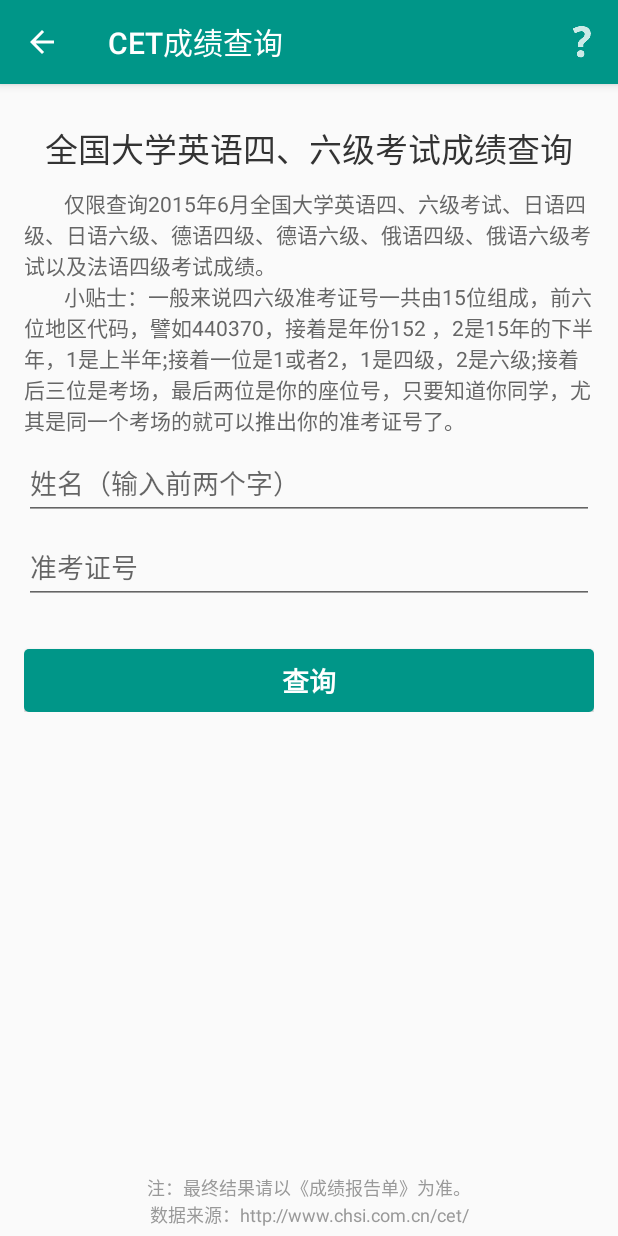
After one commit to chocolate213/CampusHelper, an Android app: the CETActivity screen opened directly, with no data from a screen before it, on a phone screen of 412 x 824 dp. The commit adds this screen. Run offline under Robolectric (Android 15) with nearby library versions, the phone set to English and light mode, and no system bars; our stand-ins replace ButterKnife; libraries missing offline, so code that uses them is left out: com.lzy.okgo; 2 statements that could not run were skipped.

Commit message:
finish all

```diff
--- a/app/build.gradle
+++ b/app/build.gradle
@@ -49,4 +49,6 @@ dependencies {
     compile 'com.android.support:recyclerview-v7:25.2.0'
     testCompile 'junit:junit:4.12'
     annotationProcessor 'com.jakewharton:butterknife-compiler:8.5.1'
+    compile group: 'joda-time', name: 'joda-time', version: '2.9.9'
+
 }
--- a/app/src/main/java/cn/jxzhang/campushelper/ui/WelcomeActivity.java
+++ b/app/src/main/java/cn/jxzhang/campushelper/ui/WelcomeActivity.java
@@ -45,7 +45,7 @@ public class WelcomeActivity extends Activity {
             switch (msg.what) {
                 case GOTO_MAIN_ACTIVITY:
                     Intent intent = new Intent();
-                    intent.setClass(WelcomeActivity.this, MainActivity.class);
+                    intent.setClass(WelcomeActivity.this, LoginActivity.class);
                     startActivity(intent);
                     finish();
                     break;
--- a/app/src/main/java/cn/jxzhang/campushelper/ui/navigation/MeFragment.java
+++ b/app/src/main/java/cn/jxzhang/campushelper/ui/navigation/MeFragment.java
@@ -1,8 +1,10 @@
 package cn.jxzhang.campushelper.ui.navigation;
 
+import android.app.Activity;
 import android.app.AlertDialog;
 import android.content.DialogInterface;
 import android.content.Intent;
+import android.content.SharedPreferences;
 import android.net.Uri;
 import android.os.Bundle;
 import android.support.v4.app.Fragment;
@@ -61,10 +63,6 @@ public class MeFragment extends Fragment {
         ButterKnife.bind(this, inflate);
         // Inflate the layout for this fragment
         return inflate;
-    }
-
-    public void actionAccount() {
-
     }
 
     @OnClick(R.id.action_setting)
--- /dev/null
+++ b/app/src/main/java/cn/jxzhang/campushelper/ui/query/CETActivity.java
@@ -0,0 +1,44 @@
+package cn.jxzhang.campushelper.ui.query;
+
+import android.content.Intent;
+import android.os.Bundle;
+import android.view.Menu;
+import android.view.MenuItem;
+
+import cn.jxzhang.campushelper.R;
+import cn.jxzhang.campushelper.base.BaseAppCompatActivity;
+
+public class CETActivity extends BaseAppCompatActivity {
+
+    @Override
+    protected void onCreate(Bundle savedInstanceState) {
+        super.onCreate(savedInstanceState);
+        setActionBarTitle("CET成绩查询");
+    }
+
+    @Override
+    protected int getContentView() {
+        return R.layout.activity_cet;
+    }
+
+    @Override
+    public boolean onCreateOptionsMenu(Menu menu) {
+        getMenuInflater().inflate(R.menu.menu_cetsearcher, menu);
+        return true;
+    }
+
+    public boolean onOptionsItemSelected(MenuItem item) {
+        switch (item.getItemId()){
+            case android.R.id.home:
+                finish();
+                break;
+            case R.id.cet_searcher_item:
+                Intent intent = new Intent(this,CETInfoActivity.class);
+                startActivity(intent);
+                break;
+            default:
+                break;
+        }
+        return super.onOptionsItemSelected(item);
+    }
+}
--- /dev/null
+++ b/app/src/main/res/layout/activity_cet.xml
@@ -0,0 +1,92 @@
+<LinearLayout xmlns:android="http://schemas.android.com/apk/res/android"
+    android:layout_width="match_parent"
+    android:layout_height="match_parent"
+    android:orientation="vertical"
+    android:paddingLeft="@dimen/activity_horizontal_margin"
+    android:paddingRight="@dimen/activity_horizontal_margin"
+    android:paddingTop="@dimen/activity_vertical_margin"
+    android:weightSum="1">
+
+    <TextView
+        android:layout_width="wrap_content"
+        android:layout_height="wrap_content"
+        android:layout_gravity="center_horizontal"
+        android:layout_marginTop="10dp"
+        android:text="全国大学英语四、六级考试成绩查询"
+        android:textColor="#333333"
+        android:textSize="22sp" />
+
+    <ScrollView
+        android:id="@+id/cet_search_form"
+        android:layout_width="match_parent"
+        android:layout_height="wrap_content"
+        android:visibility="visible">
+
+        <LinearLayout
+            android:layout_width="match_parent"
+            android:layout_height="wrap_content"
+            android:gravity="center_horizontal|center_vertical"
+            android:orientation="vertical"
+            android:focusable="true"
+            android:focusableInTouchMode="true">
+
+            <TextView
+                android:layout_width="wrap_content"
+                android:layout_height="wrap_content"
+                android:layout_gravity="center_horizontal"
+                android:layout_marginTop="10dp"
+                android:text="\t\t仅限查询2015年6月全国大学英语四、六级考试、日语四级、日语六级、德语四级、德语六级、俄语四级、俄语六级考试以及法语四级考试成绩。\n\t\t小贴士：一般来说四六级准考证号一共由15位组成，前六位地区代码，譬如440370，接着是年份152 ，2是15年的下半年，1是上半年;接着一位是1或者2，1是四级，2是六级;接着后三位是考场，最后两位是你的座位号，只要知道你同学，尤其是同一个考场的就可以推出你的准考证号了。"
+                android:textColor="#666666"
+                android:textSize="14sp" />
+
+            <android.support.design.widget.TextInputLayout
+                android:layout_width="match_parent"
+                android:layout_height="wrap_content">
+
+                <EditText
+                    android:id="@+id/cet_name"
+                    android:layout_width="match_parent"
+                    android:layout_height="wrap_content"
+                    android:hint="姓名（输入前两个字）"
+                    android:drawablePadding="10dp"
+                    android:inputType="number"
+                    android:maxLines="1" />
+            </android.support.design.widget.TextInputLayout>
+
+            <android.support.design.widget.TextInputLayout
+                android:layout_width="match_parent"
+                android:layout_height="wrap_content">
+                <EditText
+                    android:id="@+id/cet_num"
+                    android:layout_width="match_parent"
+                    android:layout_height="wrap_content"
+                    android:hint="准考证号"
+                    android:drawablePadding="10dp"
+                    android:inputType="text"
+                    android:maxLines="1" />
+            </android.support.design.widget.TextInputLayout>
+
+            <!-- 查询按钮 -->
+            <Button
+                android:id="@+id/login_button"
+                style="?android:textAppearanceMedium"
+                android:layout_width="match_parent"
+                android:layout_below="@id/cet_num"
+                android:layout_height="42dp"
+                android:layout_marginTop="30dp"
+                android:background="@drawable/button_common"
+                android:text="查询"
+                android:textColor="@android:color/white"
+                android:textStyle="bold" />
+        </LinearLayout>
+    </ScrollView>
+
+    <TextView
+        android:layout_width="match_parent"
+        android:layout_height="match_parent"
+        android:layout_marginBottom="5dp"
+        android:gravity="center_horizontal|bottom"
+        android:text="注：最终结果请以《成绩报告单》为准。\n数据来源：http://www.chsi.com.cn/cet/"
+        android:textColor="#999999"
+        android:textSize="12sp" />
+</LinearLayout>
--- a/app/src/main/res/layout/activity_forget_password_input_password.xml
+++ b/app/src/main/res/layout/activity_forget_password_input_password.xml
@@ -40,7 +40,6 @@
                 android:layout_width="match_parent"
                 android:layout_height="wrap_content"
                 android:hint="@string/prompt_forget_password_password"
-                android:text="123456"
                 android:drawablePadding="10dp"
                 android:drawableStart="@drawable/biz_icon_password"
                 android:inputType="textPassword"
@@ -59,7 +58,6 @@
                 android:drawableStart="@drawable/biz_icon_confirm_password"
                 android:hint="@string/prompt_forget_password_confirm_password"
                 android:drawablePadding="10dp"
-                android:text="123456"
                 android:inputType="textPassword"
                 android:maxLines="1" />
         </android.support.design.widget.TextInputLayout>
--- a/app/src/main/res/layout/activity_login.xml
+++ b/app/src/main/res/layout/activity_login.xml
@@ -20,8 +20,7 @@
         android:paddingRight="@dimen/activity_horizontal_margin"
         android:paddingTop="@dimen/activity_vertical_margin"
         android:focusable="true"
-        android:focusableInTouchMode="true"
-        tools:context="com.jxzhang.yourgrades.activity.LoginActivity">
+        android:focusableInTouchMode="true">
 
         <!-- Login Progress -->
         <LinearLayout
--- a/app/src/main/res/layout/activity_quite_mode.xml
+++ b/app/src/main/res/layout/activity_quite_mode.xml
@@ -82,7 +82,7 @@
                         android:paddingBottom="@dimen/menu_item_padding"
                         android:paddingTop="@dimen/menu_item_padding"
                         android:gravity="center_vertical"
-                        android:text="@string/menu_item_recv_msg"
+                        android:text="@string/text_start_time"
                         android:textColor="#ff333333"
                         android:textSize="@dimen/menu_item_text_size" />
                 </LinearLayout>
@@ -116,7 +116,7 @@
                         android:paddingBottom="@dimen/menu_item_padding"
                         android:paddingTop="@dimen/menu_item_padding"
                         android:gravity="center_vertical"
-                        android:text="@string/menu_item_recv_msg"
+                        android:text="@string/text_end_time"
                         android:textColor="#ff333333"
                         android:textSize="@dimen/menu_item_text_size" />
                 </LinearLayout>
--- a/app/src/main/res/layout/activity_regist_with_phone_input_password.xml
+++ b/app/src/main/res/layout/activity_regist_with_phone_input_password.xml
@@ -40,7 +40,6 @@
                 android:layout_width="match_parent"
                 android:layout_height="wrap_content"
                 android:hint="@string/prompt_password"
-                android:text="123456"
                 android:drawablePadding="10dp"
                 android:drawableStart="@drawable/biz_icon_password"
                 android:inputType="textPassword"
@@ -59,7 +58,6 @@
                 android:drawableStart="@drawable/biz_icon_confirm_password"
                 android:hint="@string/prompt_confirm_password"
                 android:drawablePadding="10dp"
-                android:text="123456"
                 android:inputType="textPassword"
                 android:maxLines="1" />
         </android.support.design.widget.TextInputLayout>
--- a/app/src/main/res/layout/activity_register_with_email.xml
+++ b/app/src/main/res/layout/activity_register_with_email.xml
@@ -40,7 +40,6 @@
                 android:id="@+id/register_username_edit"
                 android:layout_width="match_parent"
                 android:layout_height="wrap_content"
-                android:text="chocolate213"
                 android:hint="@string/prompt_username"
                 android:drawablePadding="10dp"
                 android:drawableStart="@drawable/biz_icon_user"
@@ -56,7 +55,6 @@
             <EditText
                 android:id="@+id/register_email_edit"
                 android:layout_width="match_parent"
-                android:text="528197008@qq.com"
                 android:layout_height="wrap_content"
                 android:hint="@string/prompt_email"
                 android:drawablePadding="10dp"
@@ -75,7 +73,6 @@
                 android:layout_width="match_parent"
                 android:layout_height="wrap_content"
                 android:hint="@string/prompt_password"
-                android:text="123456"
                 android:drawablePadding="10dp"
                 android:drawableStart="@drawable/biz_icon_password"
                 android:inputType="textPassword"
@@ -94,7 +91,6 @@
                 android:drawableStart="@drawable/biz_icon_confirm_password"
                 android:hint="@string/prompt_confirm_password"
                 android:drawablePadding="10dp"
-                android:text="123456"
                 android:inputType="textPassword"
                 android:maxLines="1" />
         </android.support.design.widget.TextInputLayout>
--- /dev/null
+++ b/app/src/main/res/menu/menu_cetsearcher.xml
@@ -0,0 +1,10 @@
+<menu xmlns:android="http://schemas.android.com/apk/res/android"
+    xmlns:tools="http://schemas.android.com/tools"
+    xmlns:app="http://schemas.android.com/apk/res-auto"
+    tools:context="com.jxzhang.yourgrades.activity.CETSearcherActivity">
+    <item
+        android:id="@+id/cet_searcher_item"
+        android:title="详情"
+        android:icon="@drawable/ic_action_help"
+        app:showAsAction="always" />
+</menu>
--- a/app/src/main/res/values/strings.xml
+++ b/app/src/main/res/values/strings.xml
@@ -95,4 +95,7 @@
     <string name="activity_title_quite_mode">勿扰模式</string>
     <string name="activity_title_account_and_safety">账号与安全</string>
     <string name="activity_title_personal_info">个人信息</string>
+    <string name="text_start_time">开始时间</string>
+    <string name="text_end_time">结束时间</string>
+    <string name="activity_title_cet">CET成绩查询</string>
 </resources>
```
Also changed, not shown: app/src/main/AndroidManifest.xml (+5 -2 lines), app/src/main/java/cn/jxzhang/campushelper/ui/navigation/DiscoverFragment.java (+71 -1 lines), app/src/main/java/cn/jxzhang/campushelper/ui/query/CETInfoActivity.java (added, +51 -0 lines), app/src/main/res/layout/activity_cetinfo.xml (added, +12 -0 lines), app/src/main/res/layout/fragment_discover.xml (+23 -37 lines), app/src/main/res/drawable-xxhdpi/ic_action_help.png (added), 3 other files.
